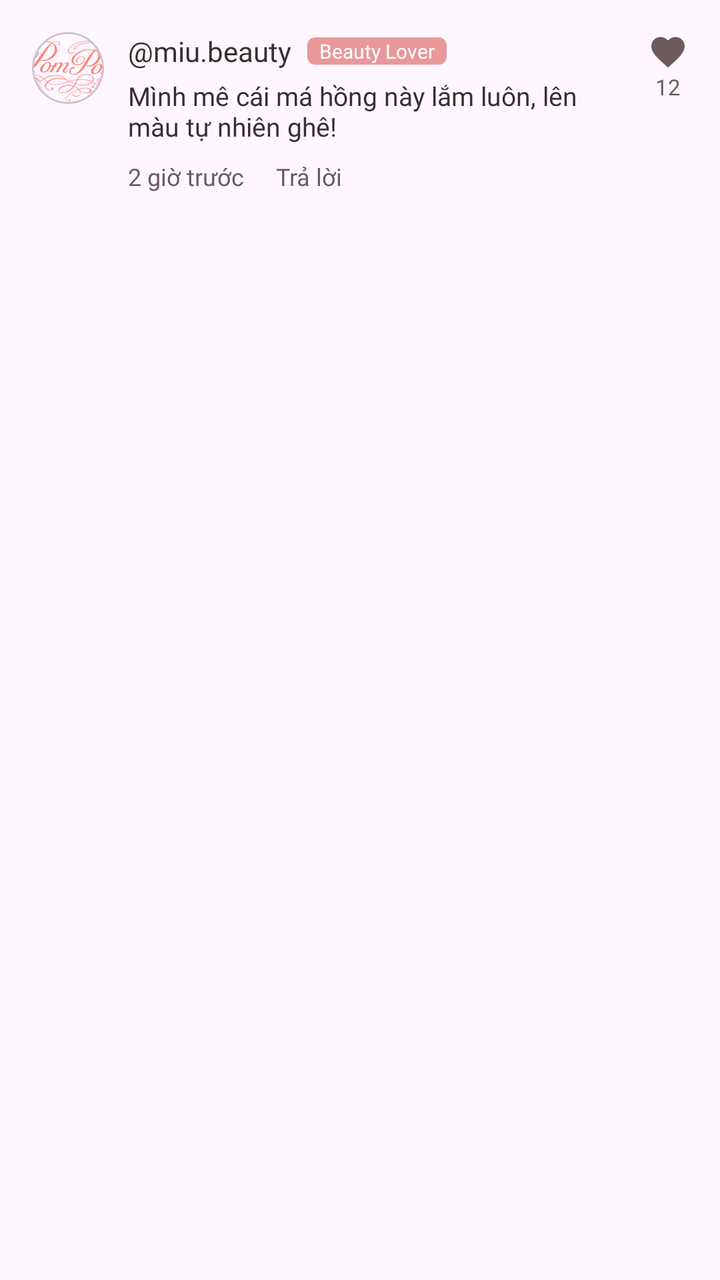
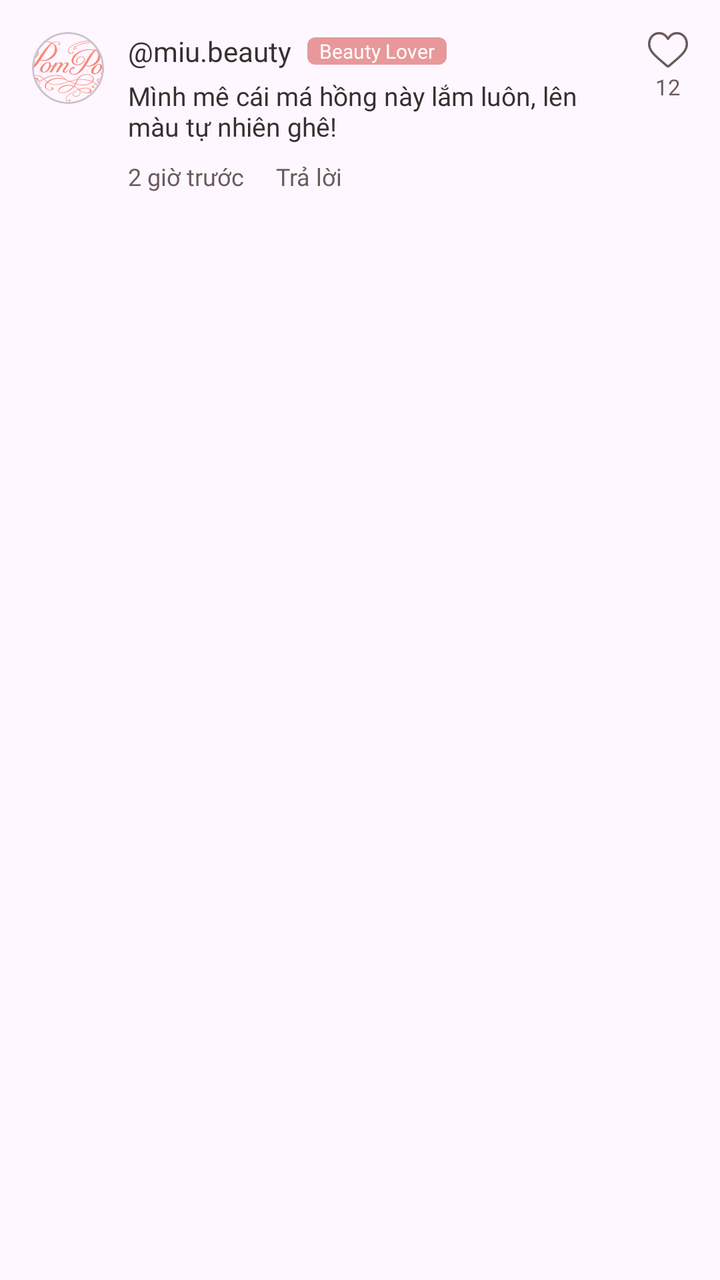

Two renders of the same Android screen: before a commit and after it. Below are the layout's source before the change and the commit's diff.
<!-- AndroidManifest.xml: application theme Theme.Group6 -->
<!-- res/layout/item_comment.xml -->
<?xml version="1.0" encoding="utf-8"?>
<androidx.constraintlayout.widget.ConstraintLayout xmlns:android="http://schemas.android.com/apk/res/android"
    xmlns:app="http://schemas.android.com/apk/res-auto"
    android:layout_width="match_parent"
    android:layout_height="wrap_content"
    android:padding="16dp">

    <com.google.android.material.card.MaterialCardView
        android:id="@+id/cardAvatar"
        android:layout_width="36dp"
        android:layout_height="36dp"
        app:cardCornerRadius="18dp"
        app:cardElevation="0dp"
        app:layout_constraintStart_toStartOf="parent"
        app:layout_constraintTop_toTopOf="parent">

        <ImageView
            android:id="@+id/ivUserAvatar"
            android:layout_width="match_parent"
            android:layout_height="match_parent"
            android:scaleType="centerCrop"
            android:src="@drawable/logo_pompom" />
    </com.google.android.material.card.MaterialCardView>

    <TextView
        android:id="@+id/tvUserName"
        android:layout_width="wrap_content"
        android:layout_height="wrap_content"
        android:layout_marginStart="12dp"
        android:fontFamily="@font/poppins_semibold"
        android:text="@miu.beauty"
        android:textColor="@color/text_primary"
        android:textSize="14sp"
        app:layout_constraintStart_toEndOf="@id/cardAvatar"
        app:layout_constraintTop_toTopOf="@id/cardAvatar" />

    <TextView
        android:id="@+id/tvUserRank"
        android:layout_width="wrap_content"
        android:layout_height="wrap_content"
        android:layout_marginStart="8dp"
        android:background="@drawable/bg_label_pink"
        android:paddingStart="6dp"
        android:paddingEnd="6dp"
        android:text="Beauty Lover"
        android:textColor="@color/white"
        android:textSize="10sp"
        app:layout_constraintBottom_toBottomOf="@id/tvUserName"
        app:layout_constraintStart_toEndOf="@id/tvUserName"
        app:layout_constraintTop_toTopOf="@id/tvUserName" />

    <TextView
        android:id="@+id/tvCommentContent"
        android:layout_width="0dp"
        android:layout_height="wrap_content"
        android:layout_marginTop="4dp"
        android:layout_marginEnd="32dp"
        android:fontFamily="@font/poppins_regular"
        android:text="Mình mê cái má hồng này lắm luôn, lên màu tự nhiên ghê!"
        android:textColor="@color/text_primary"
        android:textSize="13sp"
        app:layout_constraintEnd_toEndOf="parent"
        app:layout_constraintStart_toStartOf="@id/tvUserName"
        app:layout_constraintTop_toBottomOf="@id/tvUserName" />

    <TextView
        android:id="@+id/tvTime"
        android:layout_width="wrap_content"
        android:layout_height="wrap_content"
        android:layout_marginTop="8dp"
        android:fontFamily="@font/poppins_regular"
        android:text="2 giờ trước"
        android:textColor="@color/text_secondary"
        android:textSize="12sp"
        app:layout_constraintStart_toStartOf="@id/tvCommentContent"
        app:layout_constraintTop_toBottomOf="@id/tvCommentContent" />

    <TextView
        android:id="@+id/btnReply"
        android:layout_width="wrap_content"
        android:layout_height="wrap_content"
        android:layout_marginStart="16dp"
        android:fontFamily="@font/poppins_semibold"
        android:text="Trả lời"
        android:textColor="@color/text_secondary"
        android:textSize="12sp"
        app:layout_constraintBottom_toBottomOf="@id/tvTime"
        app:layout_constraintStart_toEndOf="@id/tvTime"
        app:layout_constraintTop_toTopOf="@id/tvTime" />

    <LinearLayout
        android:layout_width="wrap_content"
        android:layout_height="wrap_content"
        android:gravity="center"
        android:orientation="vertical"
        app:layout_constraintEnd_toEndOf="parent"
        app:layout_constraintTop_toTopOf="@id/tvUserName">

        <ImageView
            android:id="@+id/btnLikeComment"
            android:layout_width="20dp"
            android:layout_height="20dp"
            android:src="@drawable/ic_heart_pink"
            app:tint="@color/text_secondary" />

        <TextView
            android:id="@+id/tvCommentLikes"
            android:layout_width="wrap_content"
            android:layout_height="wrap_content"
            android:fontFamily="@font/poppins_regular"
            android:text="12"
            android:textColor="@color/text_secondary"
            android:textSize="11sp" />
    </LinearLayout>

</androidx.constraintlayout.widget.ConstraintLayout>
<!-- resources referenced by this layout -->
<resources>
  <color name="text_primary">#3B2E31</color>
  <color name="text_secondary">#6D5A5D</color>
  <color name="white">#FFFFFF</color>
  <!-- drawable bg_label_pink (drawable) -->
  <?xml version="1.0" encoding="utf-8"?>
  <shape xmlns:android="http://schemas.android.com/apk/res/android">
      <solid android:color="@color/brand_pink" />
      <corners android:radius="4dp" />
  </shape>
  <!-- drawable ic_heart_pink (drawable) -->
  <vector xmlns:android="http://schemas.android.com/apk/res/android"
      android:width="24dp"
      android:height="24dp"
      android:viewportWidth="24"
      android:viewportHeight="24">
      <path
          android:fillColor="#E8989A"
          android:pathData="M12,21.35L10.55,20.03C5.4,15.36 2,12.27 2,8.5C2,5.41 4.41,3 7.5,3C9.24,3 10.91,3.81 12,5.08C13.09,3.81 14.76,3 16.5,3C19.59,3 22,5.41 22,8.5C22,12.27 18.6,15.36 13.45,20.03L12,21.35Z" />
  </vector>
  <!-- drawable logo_pompom: png bitmap (drawable, 195856 bytes) -->
  <style name="Theme.Group6" parent="Base.Theme.Group6" />
  <color name="brand_pink">#E8989A</color>
  <style name="Base.Theme.Group6" parent="Theme.Material3.DayNight.NoActionBar">
          
          
      </style>
</resources>

<!-- the commit's change to res/layout/item_comment.xml (unified diff, before → after) -->
@@ -100,7 +100,7 @@
             android:id="@+id/btnLikeComment"
             android:layout_width="20dp"
             android:layout_height="20dp"
-            android:src="@drawable/ic_heart_pink"
+            android:src="@drawable/ic_heart"
             app:tint="@color/text_secondary" />
 
         <TextView
<!-- resource entries referenced after the edit -->
@@ -9,16 +9,7 @@
       <solid android:color="@color/brand_pink" />
       <corners android:radius="4dp" />
   </shape>
-  <!-- drawable ic_heart_pink (drawable) -->
-  <vector xmlns:android="http://schemas.android.com/apk/res/android"
-      android:width="24dp"
-      android:height="24dp"
-      android:viewportWidth="24"
-      android:viewportHeight="24">
-      <path
-          android:fillColor="#E8989A"
-          android:pathData="M12,21.35L10.55,20.03C5.4,15.36 2,12.27 2,8.5C2,5.41 4.41,3 7.5,3C9.24,3 10.91,3.81 12,5.08C13.09,3.81 14.76,3 16.5,3C19.59,3 22,5.41 22,8.5C22,12.27 18.6,15.36 13.45,20.03L12,21.35Z" />
-  </vector>
+  <!-- drawable ic_heart: png bitmap (drawable, 5108 bytes) -->
   <!-- drawable logo_pompom: png bitmap (drawable, 195856 bytes) -->
   <style name="Theme.Group6" parent="Base.Theme.Group6" />
   <color name="brand_pink">#E8989A</color>
